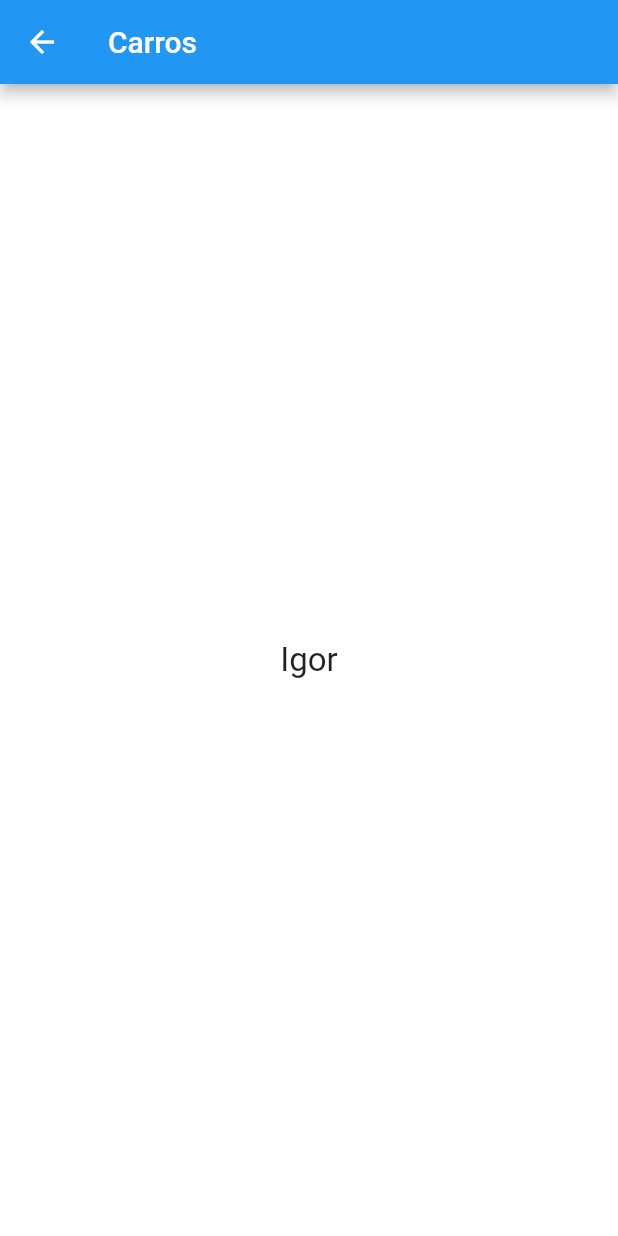
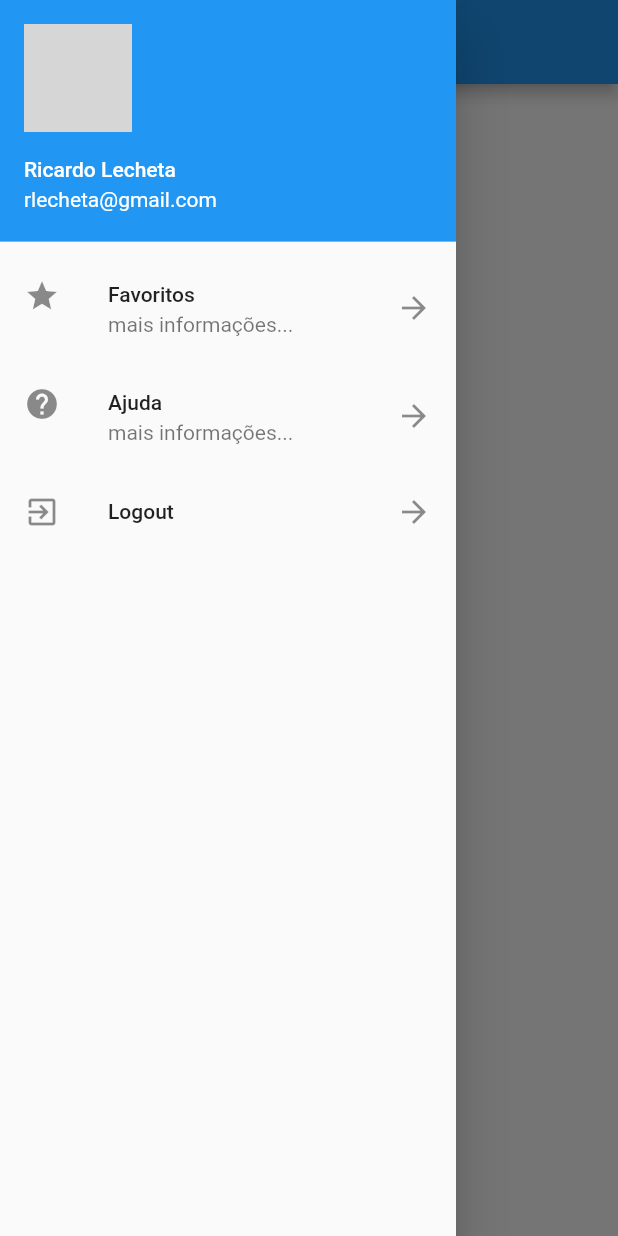
Before and after one commit to igoramorim/flutter-carros, a Flutter app: the Homepage screen opened directly, with the side drawer open (before the commit the screen has no drawer), on a phone screen of 412 x 824 dp. Run offline on Flutter 3.47's test engine with Material 2 defaults, Android fonts, the phone set to English and light mode, and no system bars; network calls fail; grey boxes are pictures that could not be loaded.

Commit message:
add drawer menu

```diff
--- /dev/null
+++ b/lib/drawer_list.dart
@@ -0,0 +1,56 @@
+import 'package:carros/pages/login_page.dart';
+import 'package:carros/utils/nav.dart';
+import 'package:flutter/material.dart';
+
+class DrawerList extends StatelessWidget {
+  @override
+  Widget build(BuildContext context) {
+    return SafeArea(
+      child: Drawer(
+        child: ListView(
+          children: <Widget>[
+            UserAccountsDrawerHeader(
+              accountName: Text("Ricardo Lecheta"),
+              accountEmail: Text("rlecheta@gmail.com"),
+              currentAccountPicture: CircleAvatar(
+                backgroundImage: NetworkImage(
+                    "https://encrypted-tbn0.gstatic.com/images?q=tbn:ANd9GcQqP85ZnOcRSCX3nlYdkCvSxhSuZs0bLt1He8EvGr5ne8c7mTqW"),
+              ),
+            ),
+            ListTile(
+              leading: Icon(Icons.star),
+              title: Text("Favoritos"),
+              subtitle: Text("mais informações..."),
+              trailing: Icon(Icons.arrow_forward),
+              onTap: () {
+                print("Item 1");
+                Navigator.pop(context);
+              },
+            ),
+            ListTile(
+              leading: Icon(Icons.help),
+              title: Text("Ajuda"),
+              subtitle: Text("mais informações..."),
+              trailing: Icon(Icons.arrow_forward),
+              onTap: () {
+                print("Item 1");
+                Navigator.pop(context);
+              },
+            ),
+            ListTile(
+              leading: Icon(Icons.exit_to_app),
+              title: Text("Logout"),
+              trailing: Icon(Icons.arrow_forward),
+              onTap: () => _onClickLogout(context),
+            )
+          ],
+        ),
+      ),
+    );
+  }
+
+  _onClickLogout(BuildContext context) {
+    Navigator.pop(context);
+    push(context, Loginpage(), replace: true);
+  }
+}
--- a/lib/pages/home_page.dart
+++ b/lib/pages/home_page.dart
@@ -1,3 +1,4 @@
+import 'package:carros/drawer_list.dart';
 import 'package:flutter/material.dart';
 
 class Homepage extends StatelessWidget {
@@ -8,6 +9,7 @@ class Homepage extends StatelessWidget {
         title: Text("Carros"),
       ),
       body: _body(),
+      drawer: DrawerList(),
     );
   }
 
```
Also changed, not shown: lib/pages/login_page.dart (+12 -3 lines), lib/utils/nav.dart (+8 -1 lines), lib/widgets/app_button.dart (+9 -3 lines).
